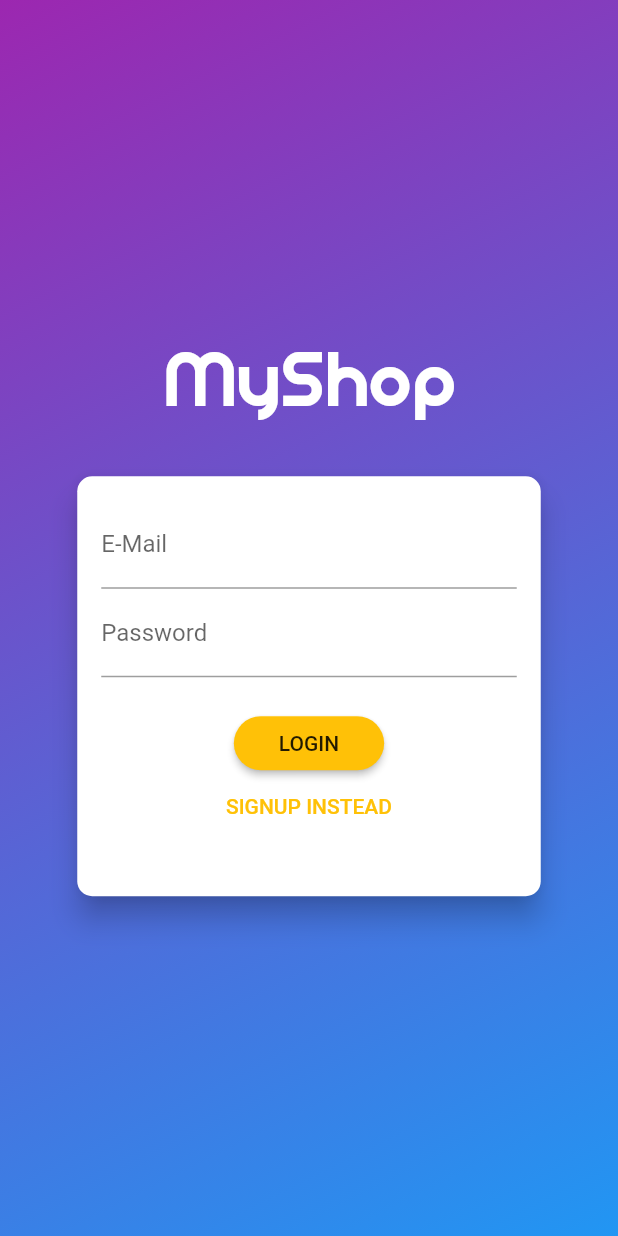
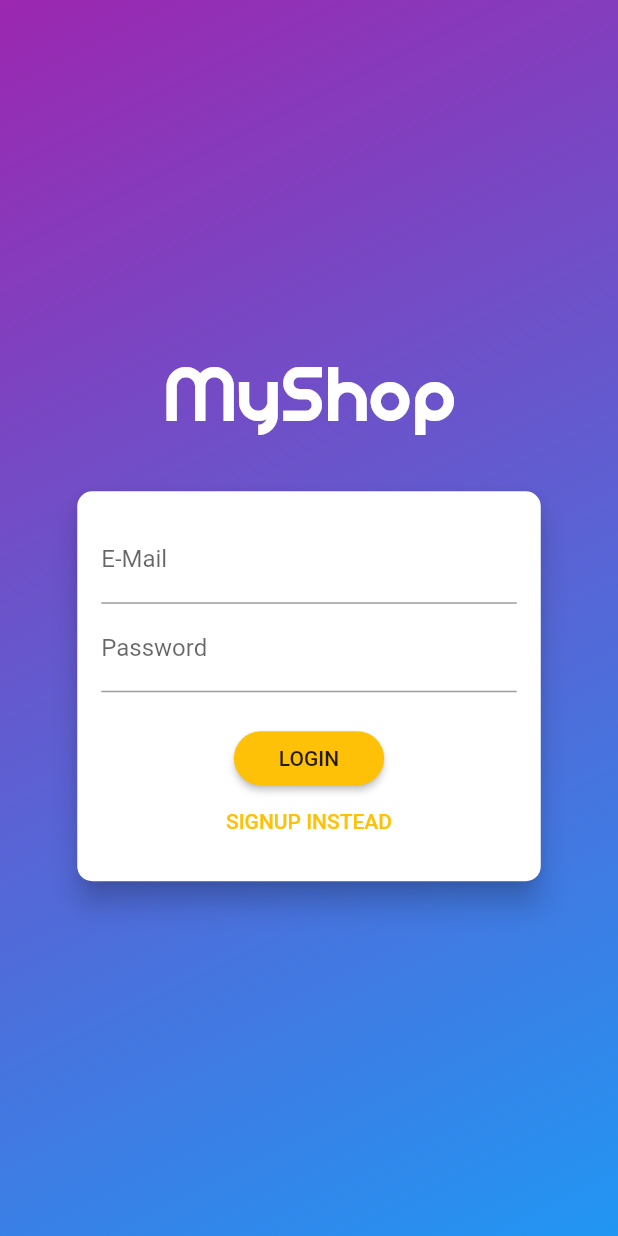
Before and after one commit to zinary/shop-app, a Flutter app: the screen it shows after launch, on a phone screen of 412 x 824 dp. Run offline on Flutter 3.47's test engine with Material 2 defaults, Android fonts, the phone set to English and light mode, and no system bars; our stand-ins replace shared_preferences.

Commit message:
added animations

```diff
--- /dev/null
+++ b/lib/helpers/custom_route.dart
@@ -0,0 +1,41 @@
+import 'package:flutter/material.dart';
+
+class CustomRoute extends MaterialPageRoute {
+  CustomRoute({WidgetBuilder builder, RouteSettings settings})
+      : super(builder: builder, settings: settings);
+
+  @override
+  Widget buildTransitions(
+    BuildContext context,
+    Animation<double> animation,
+    Animation<double> secondaryAnimation,
+    Widget child,
+  ) {
+    if (settings.name == '/') {
+      return child;
+    }
+    return FadeTransition(
+      opacity: animation,
+      child: child,
+    );
+  }
+}
+
+class CustomPageTransitionBuilder extends PageTransitionsBuilder {
+  @override
+  Widget buildTransitions<T>(
+    PageRoute<T> route,
+    BuildContext context,
+    Animation<double> animation,
+    Animation<double> secondaryAnimation,
+    Widget child,
+  ) {
+    if (route.settings.name == '/') {
+      return child;
+    }
+    return FadeTransition(
+      opacity: animation,
+      child: child,
+    );
+  }
+}
--- a/lib/main.dart
+++ b/lib/main.dart
@@ -13,6 +13,8 @@ import './screens/orders_screen.dart';
 import './screens/user_products_screen.dart';
 import './screens/edit_product_screen.dart';
 import './screens/auth_screen.dart';
+
+import './helpers/custom_route.dart';
 
 void main() {
   runApp(MyApp());
@@ -47,11 +49,14 @@ class MyApp extends StatelessWidget {
           debugShowCheckedModeBanner: false,
           title: 'Flutter Demo',
           theme: ThemeData(
-            primaryColor: Colors.amber,
-            primarySwatch: Colors.red,
-            scaffoldBackgroundColor: Colors.grey[100],
-            visualDensity: VisualDensity.adaptivePlatformDensity,
-          ),
+              primaryColor: Colors.amber,
+              primarySwatch: Colors.red,
+              scaffoldBackgroundColor: Colors.grey[100],
+              visualDensity: VisualDensity.adaptivePlatformDensity,
+              pageTransitionsTheme: PageTransitionsTheme(builders: {
+                TargetPlatform.android: CustomPageTransitionBuilder(),
+                TargetPlatform.iOS: CustomPageTransitionBuilder()
+              })),
           home: authData.isAuth
               ? ProductsOverviewScreen()
               : FutureBuilder(
--- a/lib/screens/auth_screen.dart
+++ b/lib/screens/auth_screen.dart
@@ -103,7 +103,8 @@ class _AuthCardState extends State<AuthCard>
   final _passwordController = TextEditingController();
 
   AnimationController _controller;
-  Animation<Size> _heightAnimation;
+  Animation<Offset> _slideAnimation;
+  Animation<double> _opacityAnimation;
 
   @override
   void initState() {
@@ -113,13 +114,13 @@ class _AuthCardState extends State<AuthCard>
       vsync: this,
       duration: Duration(milliseconds: 200),
     );
-    _heightAnimation = Tween<Size>(
-      begin: Size(double.infinity, 280),
-      end: Size(double.infinity, 340),
+    _slideAnimation = Tween<Offset>(
+      begin: Offset(0, -1),
+      end: Offset(0, 0),
     ).animate(CurvedAnimation(parent: _controller, curve: Curves.linear));
-    // _heightAnimation.addListener(() {
-    //   setState(() {});
-    // });
+
+    _opacityAnimation = Tween(begin: 0.0, end: 1.0).animate(
+        CurvedAnimation(parent: _controller, curve: Curves.easeInCirc));
   }
 
   @override
@@ -216,17 +217,18 @@ class _AuthCardState extends State<AuthCard>
         borderRadius: BorderRadius.circular(10.0),
       ),
       elevation: 8.0,
-      child: AnimatedBuilder(
-        animation: _heightAnimation,
-        builder: (ctx, child) => Container(
-          height: _heightAnimation.value.height,
+      child: AnimatedContainer(
+        duration: Duration(milliseconds: 300),
+        curve: Curves.easeIn,
+        height: _authMode == AuthMode.Login ? 260 : 340,
+        // height: _heightAnimation.value.height,
         constraints: BoxConstraints(
-            minHeight: _heightAnimation.value.height,
+          minHeight: _authMode == AuthMode.Login ? 260 : 340,
         ),
         width: deviceSize.width * 0.75,
         padding: EdgeInsets.all(16.0),
-          child: Form(key: _formKey, child: child),
-        ),
+        child: Form(
+          key: _formKey,
           child: SingleChildScrollView(
             child: Column(
               children: <Widget>[
@@ -255,10 +257,21 @@ class _AuthCardState extends State<AuthCard>
                     _authData['password'] = value;
                   },
                 ),
-              if (_authMode == AuthMode.Signup)
-                TextFormField(
+                SlideTransition(
+                  position: _slideAnimation,
+                  child: AnimatedContainer(
+                    duration: Duration(milliseconds: 300),
+                    curve: Curves.easeIn,
+                    height: _authMode == AuthMode.Signup ? 60 : 0,
+                    // constraints: BoxConstraints(
+                    //     minHeight: _authMode == AuthMode.Signup ? 60 : 0,
+                    //     maxHeight: _authMode == AuthMode.Signup ? 70 : 0),
+                    child: FadeTransition(
+                      opacity: _opacityAnimation,
+                      child: TextFormField(
                         enabled: _authMode == AuthMode.Signup,
-                  decoration: InputDecoration(labelText: 'Confirm Password'),
+                        decoration:
+                            InputDecoration(labelText: 'Confirm Password'),
                         obscureText: true,
                         validator: _authMode == AuthMode.Signup
                             ? (value) {
@@ -267,6 +280,9 @@ class _AuthCardState extends State<AuthCard>
                                 }
                               }
                             : null,
+                      ),
+                    ),
+                  ),
                 ),
                 SizedBox(
                   height: 20,
@@ -298,6 +314,7 @@ class _AuthCardState extends State<AuthCard>
             ),
           ),
         ),
+      ),
     );
   }
 }
--- a/pubspec.yaml
+++ b/pubspec.yaml
@@ -48,8 +48,8 @@ flutter:
   uses-material-design: true
 
   # To add assets to your application, add an assets section, like this:
-  # assets:
-  #   - images/a_dot_burr.jpeg
+  assets:
+    - assets/images/placeholder.png
   #   - images/a_dot_ham.jpeg
 
   # An image asset can refer to one or more resolution-specific "variants", see
```
Also changed, not shown: lib/screens/product_detail_screen.dart (+22 -7 lines), lib/widgets/mydrawer.dart (+11 -7 lines), lib/widgets/order_item.dart (+6 -5 lines), lib/widgets/product_item.dart (+7 -4 lines), assets/images/placeholder.png (added). Lines whose indentation alone changed are shown as unchanged.
